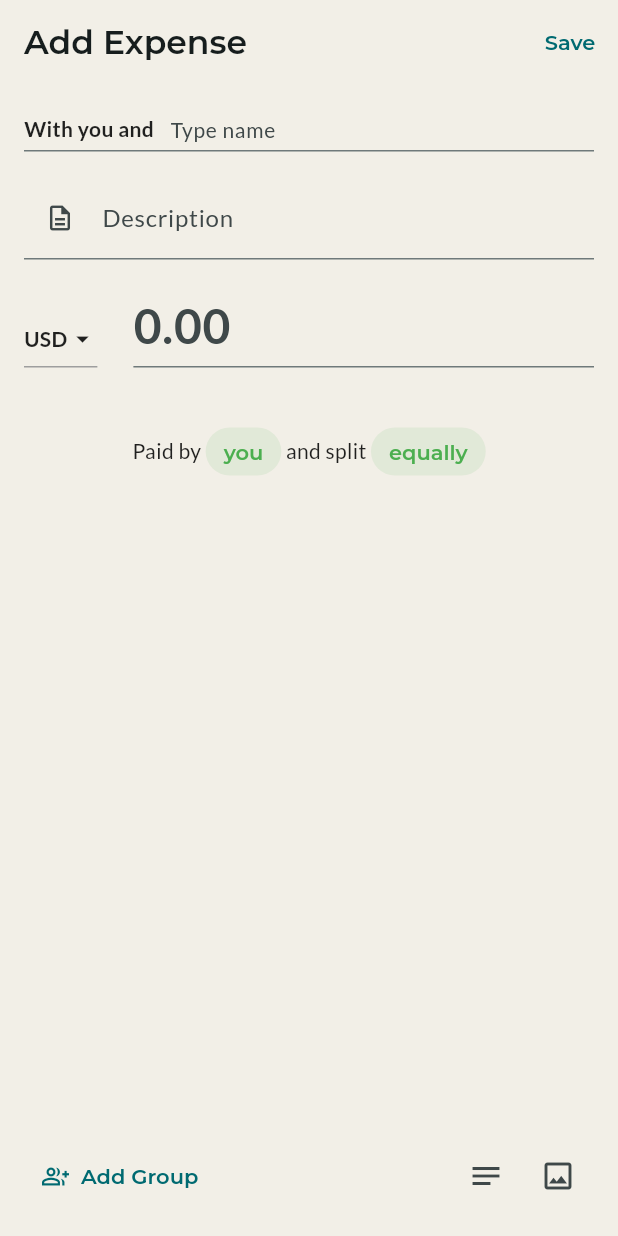
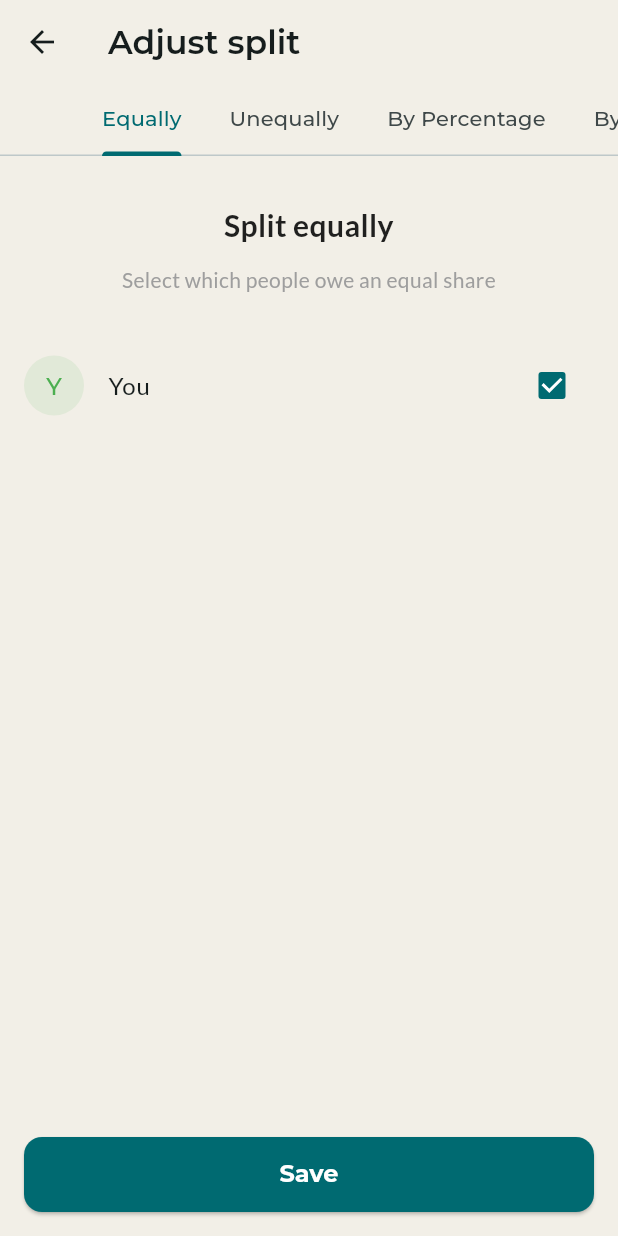
Before and after one commit to Halooid/splix-mobile, a Flutter app: the AddExpensePage screen opened by its route, after a tap on "equally", on a phone screen of 412 x 824 dp. Run offline on Flutter 3.47's test engine with Material 3 defaults, Android fonts, the phone set to English and light mode, and no system bars; our stand-ins replace fl_chart, flutter_bloc, get_it, go_router, google_fonts, lottie; missing offline and left inert: auth, core; statements that could not run were skipped; project files that could hold a hidden picture were left out.

Commit message:
feat: implement AdjustSplitPage for flexible expense splitting and add AmountInputField widget

```diff
--- a/lib/core/router.dart
+++ b/lib/core/router.dart
@@ -9,6 +9,7 @@ import '../../features/groups/pages/groups_page.dart';
 import '../../features/expense/pages/add_expense_page.dart';
 import '../../features/expense/pages/who_paid_page.dart';
 import '../../features/expense/pages/split_options_page.dart';
+import '../../features/expense/pages/adjust_split_page.dart';
 import '../../features/dashboard/widgets/scaffold_with_navbar.dart';
 
 final GlobalKey<NavigatorState> _rootNavigatorKey = GlobalKey<NavigatorState>();
@@ -81,8 +82,25 @@ final router = GoRouter(
       path: '/split-options',
       parentNavigatorKey: _rootNavigatorKey,
       builder: (context, state) {
-        final personName = state.extra as String? ?? 'Someone';
-        return SplitOptionsPage(personName: personName);
+        final params = state.extra as Map<String, dynamic>;
+        return SplitOptionsPage(
+          personName: params['personName'] as String,
+          participants: params['participants'] as List<String>,
+          currencyCode: params['currencyCode'] as String,
+          totalAmount: params['totalAmount'] as double,
+        );
+      },
+    ),
+    GoRoute(
+      path: '/adjust-split',
+      parentNavigatorKey: _rootNavigatorKey,
+      builder: (context, state) {
+        final params = state.extra as Map<String, dynamic>;
+        return AdjustSplitPage(
+          participants: params['participants'] as List<String>,
+          currencyCode: params['currencyCode'] as String,
+          totalAmount: params['totalAmount'] as double,
+        );
       },
     ),
   ],
--- a/lib/features/expense/pages/add_expense_page.dart
+++ b/lib/features/expense/pages/add_expense_page.dart
@@ -253,7 +253,14 @@ class _AddExpensePageState extends State<AddExpensePage> {
                         onPressed: () async {
                           final result = await context.push<String>(
                             '/split-options',
-                            extra: _selectedConnections.first,
+                            extra: {
+                              'personName': _selectedConnections.first,
+                              'participants': ['You', ..._selectedConnections],
+                              'currencyCode': _selectedCurrency,
+                              'totalAmount':
+                                  double.tryParse(_amountController.text) ??
+                                  0.0,
+                            },
                           );
                           if (result != null) {
                             setState(() {
@@ -302,7 +309,21 @@ class _AddExpensePageState extends State<AddExpensePage> {
                         ),
                         const Text(' and split '),
                         TextButton(
-                          onPressed: () {},
+                          onPressed: () {
+                            context.push(
+                              '/adjust-split',
+                              extra: {
+                                'participants': [
+                                  'You',
+                                  ..._selectedConnections,
+                                ],
+                                'currencyCode': _selectedCurrency,
+                                'totalAmount':
+                                    double.tryParse(_amountController.text) ??
+                                    0.0,
+                              },
+                            );
+                          },
                           style: TextButton.styleFrom(
                             backgroundColor: Colors.green.withValues(alpha: 0.1),
                             padding: const EdgeInsets.symmetric(horizontal: 12),
--- /dev/null
+++ b/lib/features/expense/pages/adjust_split_page.dart
@@ -0,0 +1,311 @@
+import 'package:flutter/material.dart';
+import 'package:splix_mobile/core/widgets/amount_input_field.dart';
+
+class AdjustSplitPage extends StatefulWidget {
+  final List<String> participants;
+  final String currencyCode;
+  final double totalAmount;
+
+  const AdjustSplitPage({
+    super.key,
+    required this.participants,
+    required this.currencyCode,
+    required this.totalAmount,
+  });
+
+  @override
+  State<AdjustSplitPage> createState() => _AdjustSplitPageState();
+}
+
+class _AdjustSplitPageState extends State<AdjustSplitPage>
+    with SingleTickerProviderStateMixin {
+  late TabController _tabController;
+  final Map<String, bool> _selectedEqually = {};
+  final Map<String, TextEditingController> _unequallyControllers = {};
+  final Map<String, TextEditingController> _percentageControllers = {};
+  final Map<String, TextEditingController> _sharesControllers = {};
+  final Map<String, TextEditingController> _adjustmentControllers = {};
+
+  @override
+  void initState() {
+    super.initState();
+    _tabController = TabController(length: 5, vsync: this);
+    for (var p in widget.participants) {
+      _selectedEqually[p] = true;
+      _unequallyControllers[p] = TextEditingController();
+      _percentageControllers[p] = TextEditingController();
+      _sharesControllers[p] = TextEditingController();
+      _adjustmentControllers[p] = TextEditingController();
+    }
+  }
+
+  @override
+  Widget build(BuildContext context) {
+    return Scaffold(
+      appBar: AppBar(
+        title: const Text('Adjust split'),
+        bottom: TabBar(
+          controller: _tabController,
+          isScrollable: true,
+          tabs: const [
+            Tab(text: 'Equally'),
+            Tab(text: 'Unequally'),
+            Tab(text: 'By Percentage'),
+            Tab(text: 'By Shares'),
+            Tab(text: 'By Adjustment'),
+          ],
+        ),
+      ),
+      body: TabBarView(
+        controller: _tabController,
+        children: [
+          _buildEquallyPage(),
+          _buildUnequallyPage(),
+          _buildPercentagePage(),
+          _buildSharesPage(),
+          _buildAdjustmentPage(),
+        ],
+      ),
+      bottomNavigationBar: SafeArea(
+        child: Padding(
+          padding: const EdgeInsets.all(16.0),
+          child: ElevatedButton(
+            onPressed: () => Navigator.pop(context),
+            style: ElevatedButton.styleFrom(
+              minimumSize: const Size.fromHeight(50),
+              shape: RoundedRectangleBorder(
+                borderRadius: BorderRadius.circular(12),
+              ),
+            ),
+            child: const Text('Save'),
+          ),
+        ),
+      ),
+    );
+  }
+
+  Widget _buildPageHeader(String title, String description) {
+    return Padding(
+      padding: const EdgeInsets.symmetric(horizontal: 24.0, vertical: 32.0),
+      child: Column(
+        children: [
+          Text(
+            title,
+            style: const TextStyle(fontSize: 20, fontWeight: FontWeight.bold),
+            textAlign: TextAlign.center,
+          ),
+          const SizedBox(height: 12),
+          Text(
+            description,
+            style: const TextStyle(fontSize: 14, color: Colors.grey),
+            textAlign: TextAlign.center,
+          ),
+        ],
+      ),
+    );
+  }
+
+  Widget _buildEquallyPage() {
+    return Column(
+      children: [
+        _buildPageHeader(
+          'Split equally',
+          'Select which people owe an equal share',
+        ),
+        Expanded(
+          child: ListView.builder(
+            itemCount: widget.participants.length,
+            itemBuilder: (context, index) {
+              final p = widget.participants[index];
+              return CheckboxListTile(
+                value: _selectedEqually[p],
+                onChanged: (val) => setState(() => _selectedEqually[p] = val!),
+                title: Text(p),
+                secondary: CircleAvatar(
+                  backgroundColor: Colors.green.withValues(alpha: 0.1),
+                  child: Text(
+                    p == 'You' ? 'Y' : p[0],
+                    style: const TextStyle(color: Colors.green),
+                  ),
+                ),
+                controlAffinity: ListTileControlAffinity.trailing,
+              );
+            },
+          ),
+        ),
+      ],
+    );
+  }
+
+  Widget _buildUnequallyPage() {
+    return Column(
+      children: [
+        _buildPageHeader(
+          'Split by exact amount',
+          'Split exactly how each person owes',
+        ),
+        Expanded(
+          child: ListView.builder(
+            itemCount: widget.participants.length,
+            itemBuilder: (context, index) {
+              final p = widget.participants[index];
+              return ListTile(
+                leading: CircleAvatar(
+                  backgroundColor: Colors.green.withValues(alpha: 0.1),
+                  child: Text(
+                    p == 'You' ? 'Y' : p[0],
+                    style: const TextStyle(color: Colors.green),
+                  ),
+                ),
+                title: Text(p),
+                trailing: AmountInputField(
+                  controller: _unequallyControllers[p]!,
+                  prefix: '${widget.currencyCode} ',
+                ),
+              );
+            },
+          ),
+        ),
+      ],
+    );
+  }
+
+  Widget _buildPercentagePage() {
+    return Column(
+      children: [
+        _buildPageHeader(
+          'Split by percentage',
+          'Split by percentages that\'s fair for your situation',
+        ),
+        Expanded(
+          child: ListView.builder(
+            itemCount: widget.participants.length,
+            itemBuilder: (context, index) {
+              final p = widget.participants[index];
+              return ListTile(
+                leading: CircleAvatar(
+                  backgroundColor: Colors.green.withValues(alpha: 0.1),
+                  child: Text(
+                    p == 'You' ? 'Y' : p[0],
+                    style: const TextStyle(color: Colors.green),
+                  ),
+                ),
+                title: Text(p),
+                subtitle: Text(
+                  '${widget.currencyCode} 0.00',
+                  style: const TextStyle(fontSize: 10, color: Colors.grey),
+                ),
+                trailing: AmountInputField(
+                  controller: _percentageControllers[p]!,
+                  suffix: ' %',
+                  isInteger: false,
+                ),
+              );
+            },
+          ),
+        ),
+      ],
+    );
+  }
+
+  Widget _buildSharesPage() {
+    return Column(
+      children: [
+        _buildPageHeader(
+          'Split by shares',
+          'Assign shares to each person. E.g. If you have 2 shares and someone has 1, you owe 2/3 of the total.',
+        ),
+        Expanded(
+          child: ListView.builder(
+            itemCount: widget.participants.length,
+            itemBuilder: (context, index) {
+              final p = widget.participants[index];
+              return ListTile(
+                leading: CircleAvatar(
+                  backgroundColor: Colors.green.withValues(alpha: 0.1),
+                  child: Text(
+                    p == 'You' ? 'Y' : p[0],
+                    style: const TextStyle(color: Colors.green),
+                  ),
+                ),
+                title: Text(p),
+                subtitle: Text(
+                  '${widget.currencyCode} 0.00',
+                  style: const TextStyle(fontSize: 10, color: Colors.grey),
+                ),
+                trailing: ValueListenableBuilder(
+                  valueListenable: _sharesControllers[p]!,
+                  builder: (context, value, _) {
+                    final val = int.tryParse(value.text) ?? 0;
+                    final suffix = val == 1 ? ' share' : ' shares';
+                    return AmountInputField(
+                      controller: _sharesControllers[p]!,
+                      suffix: suffix,
+                      width: 120,
+                      isInteger: true,
+                    );
+                  },
+                ),
+              );
+            },
+          ),
+        ),
+      ],
+    );
+  }
+
+  Widget _buildAdjustmentPage() {
+    return Column(
+      children: [
+        _buildPageHeader(
+          'Split by adjustment',
+          'Enter adjustment to reflect who owes more. Splix will distribute the remainder equally',
+        ),
+        Expanded(
+          child: ListView.builder(
+            itemCount: widget.participants.length,
+            itemBuilder: (context, index) {
+              final p = widget.participants[index];
+              return ListTile(
+                leading: CircleAvatar(
+                  backgroundColor: Colors.green.withValues(alpha: 0.1),
+                  child: Text(
+                    p == 'You' ? 'Y' : p[0],
+                    style: const TextStyle(color: Colors.green),
+                  ),
+                ),
+                title: Text(p),
+                subtitle: Text(
+                  '${widget.currencyCode} 0.00',
+                  style: const TextStyle(fontSize: 10, color: Colors.grey),
+                ),
+                trailing: AmountInputField(
+                  controller: _adjustmentControllers[p]!,
+                  prefix: '+ ',
+                ),
+              );
+            },
+          ),
+        ),
+      ],
+    );
+  }
+
+  @override
+  void dispose() {
+    _tabController.dispose();
+    for (var c in _unequallyControllers.values) {
+      c.dispose();
+    }
+    for (var c in _percentageControllers.values) {
+      c.dispose();
+    }
+    for (var c in _sharesControllers.values) {
+      c.dispose();
+    }
+    for (var c in _adjustmentControllers.values) {
+      c.dispose();
+    }
+    super.dispose();
+  }
+}
```
Also changed, not shown: lib/core/widgets/amount_input_field.dart (added, +76 -0 lines), lib/features/expense/pages/split_options_page.dart (+15 -1 lines), lib/features/expense/pages/who_paid_page.dart (+4 -29 lines).
